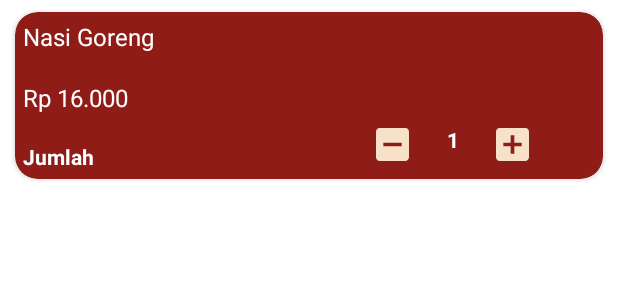
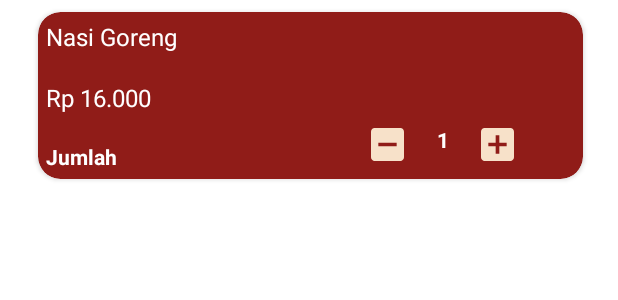
Before and after one commit to ZianTsabit/if3210-2023-android-mlk, an Android app: the layout bucket_row.xml on its own in the app's theme, with its tools: preview values and no code run, on a phone screen of 412 x 824 dp. Shown: the top 300 px of the screen. Run offline under Robolectric (Android 15) with nearby library versions, the phone set to English and light mode, and no system bars.

Commit message:
feat: change style for recycle view in bucket fragment

```diff
--- a/app/src/main/res/layout/bucket_row.xml
+++ b/app/src/main/res/layout/bucket_row.xml
@@ -10,8 +10,8 @@
         android:layout_height="wrap_content"
         android:layout_marginTop="8dp"
         android:layout_marginBottom="4dp"
-        android:layout_marginLeft="10dp"
-        android:layout_marginRight="10dp"
+        android:layout_marginLeft="25dp"
+        android:layout_marginRight="23dp"
         app:cardCornerRadius="15dp"
         app:cardBackgroundColor="@color/maroon_red"
         app:layout_constraintBottom_toBottomOf="parent"
```
Also changed, not shown: app/src/main/java/com/example/malika/BucketFragment.kt (+13 -0 lines).
